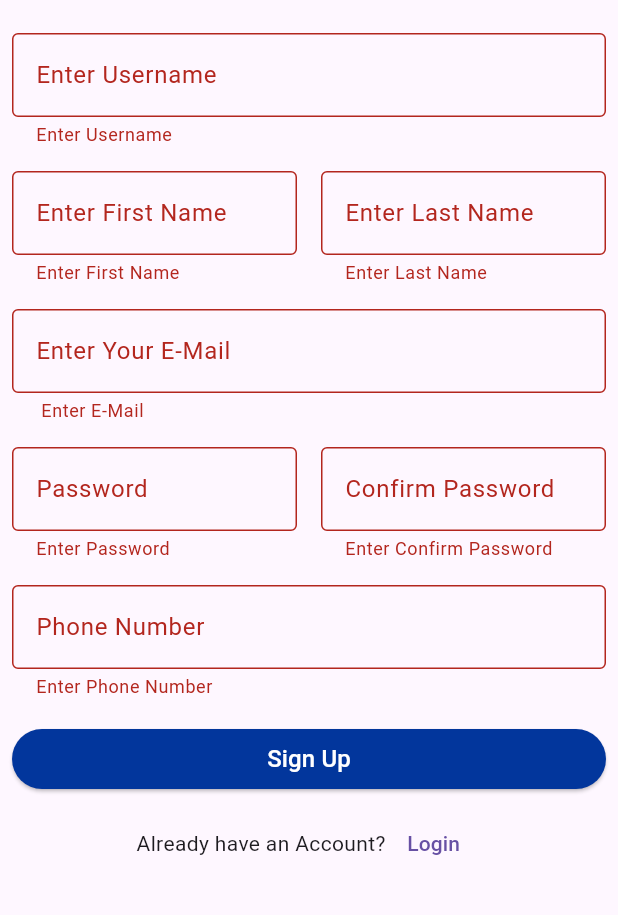
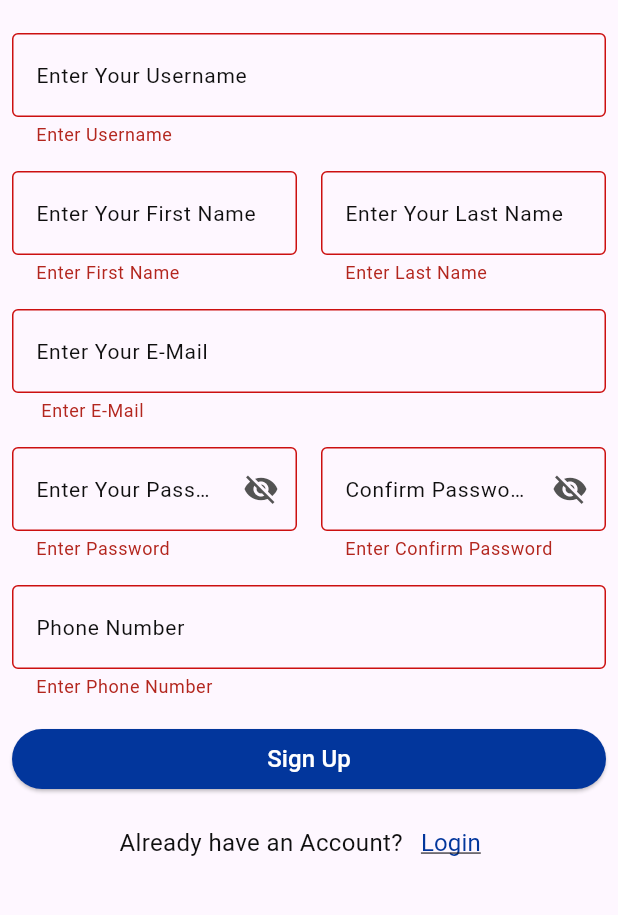
Before and after one commit to MuhamedUssama/Online-Exam-App, a Flutter app: the SignUpScreen screen opened by its route, after a tap on "Sign Up", on a phone screen of 412 x 824 dp, the part 63-978 px from its top. Run offline on Flutter 3.47's test engine with Material 3 defaults, Android fonts, the phone set to English and light mode, and no system bars; our stand-ins replace connectivity_plus, dio, equatable, flutter_bloc, flutter_screenutil, flutter_secure_storage and 3 more; accounts and stored records are empty.

Commit message:
feat:(fix bugs) feat:(edit in login and signUp view model and screen)

```diff
--- a/lib/config/theme/app_theme.dart
+++ b/lib/config/theme/app_theme.dart
@@ -6,7 +6,7 @@ abstract class AppTheme {
     elevatedButtonTheme: ElevatedButtonThemeData(
       style: ButtonStyle(
         backgroundColor: WidgetStatePropertyAll(ColorsManager.baseBlue),
-      )
+      ),
     )
       // scaffoldBackgroundColor: Colors.white,
       );
--- a/lib/config/theme/test_style.dart
+++ b/lib/config/theme/test_style.dart
@@ -33,14 +33,24 @@ abstract class TextStyles {
   );
 
   static TextStyle font24BlueBold = TextStyle(
-    fontSize: 24.sp,
+    fontSize: 24,
     fontWeight: FontWeightHelper.bold,
   );
 
-  static TextStyle font16WhiteSemiBold = TextStyle(
-    fontSize: 16.sp,
-    fontWeight: FontWeightHelper.semiBold,
+  static TextStyle font16WhiteRegular = TextStyle(
+    fontSize: 16,
+    fontWeight: FontWeightHelper.regular,
     color: Colors.white,
+  );
+  static TextStyle font16BlackRegular = TextStyle(
+    fontSize: 16,
+    fontWeight: FontWeightHelper.regular,
+    color: ColorsManager.baseBlack,
+  );
+  static TextStyle font16BaseBlueRegular = TextStyle(
+    fontSize: 16,
+    fontWeight: FontWeightHelper.regular,
+    color: ColorsManager.baseBlue,
   );
 
   static TextStyle font13GrayRegular = TextStyle(
@@ -87,4 +97,20 @@ abstract class TextStyles {
     fontWeight: FontWeightHelper.medium,
     color: Colors.white,
   );
+  static TextStyle textButtonBaseBlueRegular = TextStyle(
+    fontWeight: FontWeightHelper.regular,
+      fontSize: 16,
+  decoration: TextDecoration.underline,
+      color: ColorsManager.baseBlue
+  );
+  static TextStyle font14PlaceHolderRegular = TextStyle(
+    color: ColorsManager.placeHolder,
+    fontSize: 14,
+    fontWeight: FontWeight.w400,
+  );
+  static TextStyle font14BaseBlackRegular = TextStyle(
+    color: ColorsManager.baseBlack,
+    fontSize: 14,
+
+  );
 }
--- a/lib/core/widgets/custom_form_field.dart
+++ b/lib/core/widgets/custom_form_field.dart
@@ -1,9 +1,14 @@
+
 import 'package:flutter/material.dart';
 
+import '../../config/theme/app_colors.dart';
+import '../../config/theme/test_style.dart';
 
 typedef Validator = String? Function(String?);
+
 class CustomFormFiled extends StatelessWidget {
-  String hintText;
+  final String hintText;
+  final String labelText;
   TextInputType keyboardType;
   bool secureText;
   Validator? validator;
@@ -11,27 +16,54 @@ class CustomFormFiled extends StatelessWidget {
   int lines;
   TextStyle? style;
   String? initial;
-  CustomFormFiled(
-      {required this.hintText,
-      this.keyboardType = TextInputType.text,
-      this.secureText = false,
-        this.validator,this.controller,
-        this.lines = 1,
-        this.style,this.initial
+  Widget? suffixIcon;
 
-      });
+  CustomFormFiled({
+    super.key,
+    required this.hintText,
+    required this.labelText,
+    this.keyboardType = TextInputType.text,
+    this.secureText = false,
+    this.validator,
+    this.controller,
+    this.lines = 1,
+    this.style,
+    this.initial,
+    this.suffixIcon,
+  });
 
   @override
   Widget build(BuildContext context) {
     return TextFormField(
-      minLines:lines ,
-      maxLines:lines ,
-      controller:controller ,
-      validator: validator ,
+      minLines: lines,
+      maxLines: lines,
+      controller: controller,
+      validator: validator,
       obscureText: secureText,
       keyboardType: keyboardType,
       style: style,
-      decoration: InputDecoration(labelText: hintText,border: OutlineInputBorder(borderSide: BorderSide(width: 2)) ),
+      cursorColor: ColorsManager.baseBlack,
+      decoration: InputDecoration(
+        suffixIcon: suffixIcon,
+        suffixIconColor: ColorsManager.grey,
+        hintText: hintText,
+        hintStyle: TextStyles.font14PlaceHolderRegular,
+        labelText: labelText,
+        labelStyle: TextStyles.font14BaseBlackRegular,
+        errorBorder: const OutlineInputBorder(
+            borderSide: BorderSide(color: ColorsManager.errorColor)),
+        focusedErrorBorder: const OutlineInputBorder(
+            borderSide: BorderSide(color: ColorsManager.errorColor)),
+        border: const OutlineInputBorder(
+          borderSide: BorderSide(color: ColorsManager.baseBlack),
+        ),
+        enabledBorder: const OutlineInputBorder(
+          borderSide: BorderSide(color: ColorsManager.baseBlack),
+        ),
+        focusedBorder: const OutlineInputBorder(
+          borderSide: BorderSide(color: ColorsManager.baseBlack),
+        ),
+      ),
     );
   }
 }
--- a/lib/features/auth/ui/login/cubit/login_states.dart
+++ b/lib/features/auth/ui/login/cubit/login_states.dart
@@ -4,6 +4,7 @@ import '../../../data/models/User.dart';
 
 sealed class LoginStates{}
 class LoginLoadingState extends LoginStates{}
+class LoginInitialState extends LoginStates{}
 class LoginErrorState extends LoginStates{
   String? errorMessage;
   LoginErrorState(this.errorMessage);
--- a/lib/features/auth/ui/signUp/cubit/sign_up_states.dart
+++ b/lib/features/auth/ui/signUp/cubit/sign_up_states.dart
@@ -4,6 +4,7 @@ import '../../../data/models/User.dart';
 
 sealed class SignUpStates{}
 class SignUpLoadingState extends SignUpStates{}
+class SignUpInitialState extends SignUpStates{}
 class SignUpErrorState extends SignUpStates{
   String? errorMessage;
   SignUpErrorState(this.errorMessage);
--- a/lib/features/auth/ui/signUp/cubit/sign_up_view_model.dart
+++ b/lib/features/auth/ui/signUp/cubit/sign_up_view_model.dart
@@ -1,3 +1,4 @@
+import 'package:flutter/material.dart';
 import 'package:flutter_bloc/flutter_bloc.dart';
 import 'package:injectable/injectable.dart';
 import 'package:online_exam_app/core/results/result.dart';
@@ -13,24 +14,39 @@ import '../../../domain/usecases/sign_up_usecase.dart';
 class SignUpViewModel extends Cubit<SignUpStates>{
   SignUpUsecase usecase;
   @factoryMethod SignUpViewModel(this.usecase):super(SignUpLoadingState());
-  void doAction({required SignUpIntent intent})async{
+  TextEditingController username = TextEditingController();
+  TextEditingController firstName = TextEditingController();
+  TextEditingController lastName = TextEditingController();
+  TextEditingController email = TextEditingController();
+  TextEditingController password = TextEditingController();
+  TextEditingController rePassword = TextEditingController();
+  TextEditingController phone = TextEditingController();
+
+  var formKey = GlobalKey<FormState>();
+
+
+  bool isObscurePassword = true;
+  bool isObscureRePassword = true;
+  void doAction({required SignUpScreenIntent intent})async{
     switch (intent) {
-      case SignUpIntent():_login(intent);
+      case SignUpIntent():_signUp();
+      break;
     }
 
 
   }
-  void _login(SignUpIntent intent) async{
+  Future<void> _signUp() async{
+    if (formKey.currentState?.validate() == true){
     emit(SignUpLoadingState());
 
     var result = await usecase.invoke(
-        username: intent.username,
-        firstName: intent.firstName,
-        lastName: intent.lastName,
-        email: intent.email,
-        password: intent.password,
-        rePassword: intent.rePassword,
-        phone: intent.phone);
+        username: username.text,
+        firstName: firstName.text,
+        lastName: lastName.text,
+        email: email.text,
+        password: password.text,
+        rePassword: rePassword.text,
+        phone: phone.text);
     switch (result) {
 
       case Success<User?>():{
@@ -43,7 +59,7 @@ class SignUpViewModel extends Cubit<SignUpStates>{
 
     }
 
-  }
+  }}
 }
 
 
--- a/lib/features/auth/ui/signUp/sign_up_screen.dart
+++ b/lib/features/auth/ui/signUp/sign_up_screen.dart
@@ -20,55 +20,44 @@ class SignUpScreen extends StatefulWidget {
 }
 
 class _SignUpScreenState extends State<SignUpScreen> {
-  TextEditingController username = TextEditingController();
-  TextEditingController firstName = TextEditingController();
-  TextEditingController lastName = TextEditingController();
-  TextEditingController email = TextEditingController();
-  TextEditingController password = TextEditingController();
-  TextEditingController rePassword = TextEditingController();
-  TextEditingController phone = TextEditingController();
-
-  var formKey = GlobalKey<FormState>();
-
   var viewModel = getIt<SignUpViewModel>();
   @override
+  void dispose() {
+    viewModel.username.dispose();
+    viewModel.firstName.dispose();
+    viewModel.lastName.dispose();
+    viewModel.password.dispose();
+    viewModel.rePassword.dispose();
+    viewModel.phone.dispose();
+    viewModel.email.dispose();
+    super.dispose();
+  }
+
+  @override
   Widget build(BuildContext context) {
-    return  BlocProvider(
-      create: (context) => viewModel,
-      child: Scaffold(
-          appBar:AppBar(
+    return Scaffold(
+        appBar: AppBar(
           title: Text('Login'),
         ),
-          body: BlocListener<SignUpViewModel,SignUpStates>(
-            listenWhen: (previous, current) {
-
-              if(current is SignUpLoadingState||current is SignUpSuccessState||current is SignUpErrorState){
-                return true;
+        body: BlocListener<SignUpViewModel, SignUpStates>(
+          bloc: viewModel,
+          listener: (context, state) {
+            if (state is SignUpLoadingState) {
+              DialogUtils.showLoading(context, 'LOADING');
+            } else if (state is SignUpErrorState) {
+              DialogUtils.hideLoading(context);
+              DialogUtils.showMessage(context,
+                  contentMessage: state.errorMessage ?? "Please Try Again",
+                  title: 'Error',posActionName: 'Ok');
+            } else if (state is SignUpSuccessState) {
+              DialogUtils.hideLoading(context);
+              DialogUtils.showMessage(context,
+                  contentMessage: 'User Logged In Successfully',
+                  title: 'Success',posActionName: 'Ok');
             }
-              return false;
-            },
-
-            listener: (context, state) {
-              if (state is SignUpLoadingState){
-                DialogUtils.showLoading(context, 'LOADING');
-              }
-              else if (state is SignUpErrorState){
-                DialogUtils.hideLoading(context);
-                DialogUtils.showMessage(context, contentMessage: state.errorMessage??"Please Try Again",title: 'Something went Wrong');
-              }
-
-
-              else if (state is SignUpSuccessState){
-                DialogUtils.hideLoading(context);
-                print(state.user?.email);
-                DialogUtils.showMessage(context, contentMessage: 'User Logged In Successfully',title: 'Success');
-              }
-
-
-
           },
           child: Form(
-              key: formKey,
+            key: viewModel.formKey,
             child: SingleChildScrollView(
               child: Column(
                 children: [
@@ -78,18 +67,17 @@ class _SignUpScreenState extends State<SignUpScreen> {
                         child: Padding(
                           padding: const EdgeInsets.all(8.0),
                           child: CustomFormFiled(
+                            labelText: 'Enter Your Username',
                             hintText: 'Enter Username',
-                              controller:username ,
-                              validator: (text){
-                                if(text == null||text.trim().isEmpty){
+                            controller: viewModel.username,
+                            validator: (text) {
+                              if (text == null || text.trim().isEmpty) {
                                 return 'Enter Username';
                               }
 
                               return null;
                             },
                             keyboardType: TextInputType.text,
-
-
                           ),
                         ),
                       ),
@@ -101,18 +89,17 @@ class _SignUpScreenState extends State<SignUpScreen> {
                         child: Padding(
                           padding: const EdgeInsets.all(8.0),
                           child: CustomFormFiled(
+                            labelText: 'Enter Your First Name',
                             hintText: 'Enter First Name',
-                              controller:firstName ,
-                              validator: (text){
-                                if(text == null||text.trim().isEmpty){
+                            controller: viewModel.firstName,
+                            validator: (text) {
+                              if (text == null || text.trim().isEmpty) {
                                 return 'Enter First Name';
                               }
 
                               return null;
                             },
                             keyboardType: TextInputType.text,
-
-
                           ),
                         ),
                       ),
@@ -120,18 +107,17 @@ class _SignUpScreenState extends State<SignUpScreen> {
                         child: Padding(
                           padding: const EdgeInsets.all(8.0),
                           child: CustomFormFiled(
+                            labelText: 'Enter Your Last Name',
                             hintText: 'Enter Last Name',
-                              controller:lastName ,
-                              validator: (text){
-                                if(text == null||text.trim().isEmpty){
+                            controller: viewModel.lastName,
+                            validator: (text) {
+                              if (text == null || text.trim().isEmpty) {
                                 return 'Enter Last Name';
                               }
 
                               return null;
                             },
                             keyboardType: TextInputType.text,
-
-
                           ),
                         ),
                       ),
@@ -143,20 +129,19 @@ class _SignUpScreenState extends State<SignUpScreen> {
                         child: Padding(
                           padding: const EdgeInsets.all(8.0),
                           child: CustomFormFiled(
-                              hintText: 'Enter Your E-Mail',
-                              controller:email ,
-                              validator: (text){
-                                if(text == null||text.trim().isEmpty){
+                            labelText: 'Enter Your E-Mail',
+                            hintText: 'Enter E-Mail',
+                            controller: viewModel.email,
+                            validator: (text) {
+                              if (text == null || text.trim().isEmpty) {
                                 return ' Enter E-Mail';
                               }
-                                if(!isValidEmail(text)){
+                              if (!isValidEmail(text)) {
                                 return ' Enter Valid Email';
                               }
                               return null;
                             },
                             keyboardType: TextInputType.emailAddress,
-
-
                           ),
                         ),
                       ),
@@ -168,21 +153,34 @@ class _SignUpScreenState extends State<SignUpScreen> {
                         child: Padding(
                           padding: const EdgeInsets.all(8.0),
                           child: CustomFormFiled(
+                            labelText: 'Enter Your Password',
                             hintText: 'Password',
-                              controller:password ,
-                              secureText: true,
-                              validator: (text){
-                                if(text == null||text.trim().isEmpty){
+                            controller: viewModel.password,
+                            secureText: viewModel.isObscurePassword,
+                            suffixIcon: GestureDetector(
+                              onTap: () {
+                                setState(() {
+                                  if (viewModel.isObscurePassword) {
+                                    viewModel.isObscurePassword = false;
+                                  } else {
+                                    viewModel.isObscurePassword = true;
+                                  }
+                                });
+                              },
+                              child: viewModel.isObscurePassword
+                                  ? const Icon(Icons.visibility_off)
+                                  : const Icon(Icons.visibility),
+                            ),
+                            validator: (text) {
+                              if (text == null || text.trim().isEmpty) {
                                 return 'Enter Password';
                               }
-                                if(!isValidPassword(text)){
+                              if (!isValidPassword(text)) {
                                 return 'Enter Valid Password';
                               }
                               return null;
                             },
                             keyboardType: TextInputType.text,
-
-
                           ),
                         ),
                       ),
@@ -190,24 +188,37 @@ class _SignUpScreenState extends State<SignUpScreen> {
                         child: Padding(
                           padding: const EdgeInsets.all(8.0),
                           child: CustomFormFiled(
+                            labelText: 'Confirm Password',
                             hintText: 'Confirm Password',
-                              controller:rePassword ,
-                              secureText: true,
-                              validator: (text){
-                                if(text == null||text.trim().isEmpty){
+                            controller: viewModel.rePassword,
+                            secureText: viewModel.isObscureRePassword,
+                            suffixIcon: GestureDetector(
+                              onTap: () {
+                                setState(() {
+                                  if (viewModel.isObscureRePassword) {
+                                    viewModel.isObscureRePassword = false;
+                                  } else {
+                                    viewModel.isObscureRePassword = true;
+                                  }
+                                });
+                              },
+                              child: viewModel.isObscureRePassword
+                                  ? const Icon(Icons.visibility_off)
+                                  : const Icon(Icons.visibility),
+                            ),
+                            validator: (text) {
+                              if (text == null || text.trim().isEmpty) {
                                 return 'Enter Confirm Password';
                               }
-                                if(!isValidPassword(text)){
+                              if (!isValidPassword(text)) {
                                 return ' Enter Valid Password';
                               }
-                                if (password.text != text){
+                              if (viewModel.password.text != text) {
                                 return "Password Doesn't Match";
                               }
                               return null;
                             },
                             keyboardType: TextInputType.text,
-
-
                           ),
                         ),
                       ),
@@ -219,109 +230,92 @@ class _SignUpScreenState extends State<SignUpScreen> {
                         child: Padding(
                           padding: const EdgeInsets.all(8.0),
                           child: CustomFormFiled(
+                            labelText: 'Phone Number',
                             hintText: 'Phone Number',
-                              controller:phone ,
-                              validator: (text){
-                                if(text == null||text.trim().isEmpty){
+                            controller: viewModel.phone,
+                            validator: (text) {
+                              if (text == null || text.trim().isEmpty) {
                                 return 'Enter Phone Number';
                               }
 
                               return null;
                             },
                             keyboardType: TextInputType.text,
-
-
                           ),
                         ),
                       ),
                     ],
                   ),
-
-                    BlocBuilder<SignUpViewModel,SignUpStates>(
-                      builder:(context, state) {
-
-                        return Column(
+                  Column(
                     children: [
                       Row(
                         children: [
                           Expanded(
                               child: Padding(
                             padding: const EdgeInsets.all(8.0),
-                                      child: ElevatedButton(onPressed: (){
+                            child: ElevatedButton(
+                              onPressed: () {
                                 login();
-                                      }, child: Text('Sign Up',style:TextStyles.elevatedButtonWhiteMedium ,),),
+                              },
+                              child: Text(
+                                'Sign Up',
+                                style: TextStyles.elevatedButtonWhiteMedium,
+                              ),
+                            ),
                           )),
-
                         ],
                       ),
                       Row(
                         mainAxisAlignment: MainAxisAlignment.center,
                         children: [
-                                Text('Already have an Account?',style: TextStyles.font16BlackRegular,),
+                          Text(
+                            'Already have an Account?',
+                            style: TextStyles.font16BlackRegular,
+                          ),
                           TextButton(
-                                    onPressed: (){
-                                  Navigator.pushReplacementNamed(context, RoutesName.loginScreen);
-                                }, child: Text('Login',style:TextStyles.textButtonBaseBlueRegular),),
+                            onPressed: () {
+                              Navigator.pushReplacementNamed(
+                                  context, RoutesName.loginScreen);
+                            },
+                            child: Text('Login',
+                                style: TextStyles.textButtonBaseBlueRegular),
+                          ),
                         ],
                       )
                     ],
-                        );
-
-
-                      },
-
-                    )
-
+                  ),
                 ],
               ),
             ),
           ),
-
-          )
-
-
-      ),
-    );
-  }
-  bool isValidForm(){
-    bool isValid = true;
-    if (formKey.currentState?.validate() == false){
-      isValid = false;
+        ));
   }
 
-    return isValid;
-
-  }
-  bool isValidField(){
-    bool isValid = true;
-    if (username.text == ''||
-        firstName.text == ''||
-        lastName.text == ''||
-        email.text == ''||
-        password.text == ''||
-        rePassword.text ==''||
-        phone.text == ''){
+  bool isValidField() {
+    bool isValid = false;
+    if (viewModel.username.text == '' ||
+        viewModel.firstName.text == '' ||
+        viewModel.lastName.text == '' ||
+        viewModel.email.text == '' ||
+        viewModel.password.text == '' ||
+        viewModel.rePassword.text == '' ||
+        viewModel.phone.text == '') {
       isValid = true;
     }
     return isValid;
   }
-  void login (){
-    if(!isValidForm())return;
-    if(!isValidField())return;
-    setState(() {
 
-    });
+  void login() {
+    if (!isValidField()) return;
 
-    viewModel.doAction(intent:SignUpIntent(
-        username: username.text,
-        firstName: firstName.text,
-        lastName: lastName.text,
-        email: email.text,
-        password: password.text,
-        rePassword: rePassword.text
-        , phone: phone.text));
-
-
-
+    viewModel.doAction(
+        intent: SignUpIntent(
+            username: viewModel.username.text,
+            firstName: viewModel.firstName.text,
+            lastName: viewModel.lastName.text,
+            email: viewModel.email.text,
+            password: viewModel.password.text,
+            rePassword: viewModel.rePassword.text,
+            phone: viewModel.phone.text));
   }
 }
--- a/lib/steller.dart
+++ b/lib/steller.dart
@@ -14,7 +14,7 @@ class Steller extends StatelessWidget {
       theme: AppTheme.lightThemeData,
       title: 'Steller App',
       debugShowCheckedModeBanner: false,
-      initialRoute: RoutesName.signUpScreen,
+      initialRoute: RoutesName.loginScreen,
       onGenerateRoute: (settings) => AppRouters.onGenerate(settings),
     );
   }
```
Also changed, not shown: lib/core/networking/executeApi.dart (deleted, +0 -13 lines), lib/features/auth/ui/login/cubit/login_view_model.dart (+26 -17 lines), lib/features/auth/ui/login/login_screen.dart (+80 -94 lines). Lines whose indentation alone changed are shown as unchanged.
